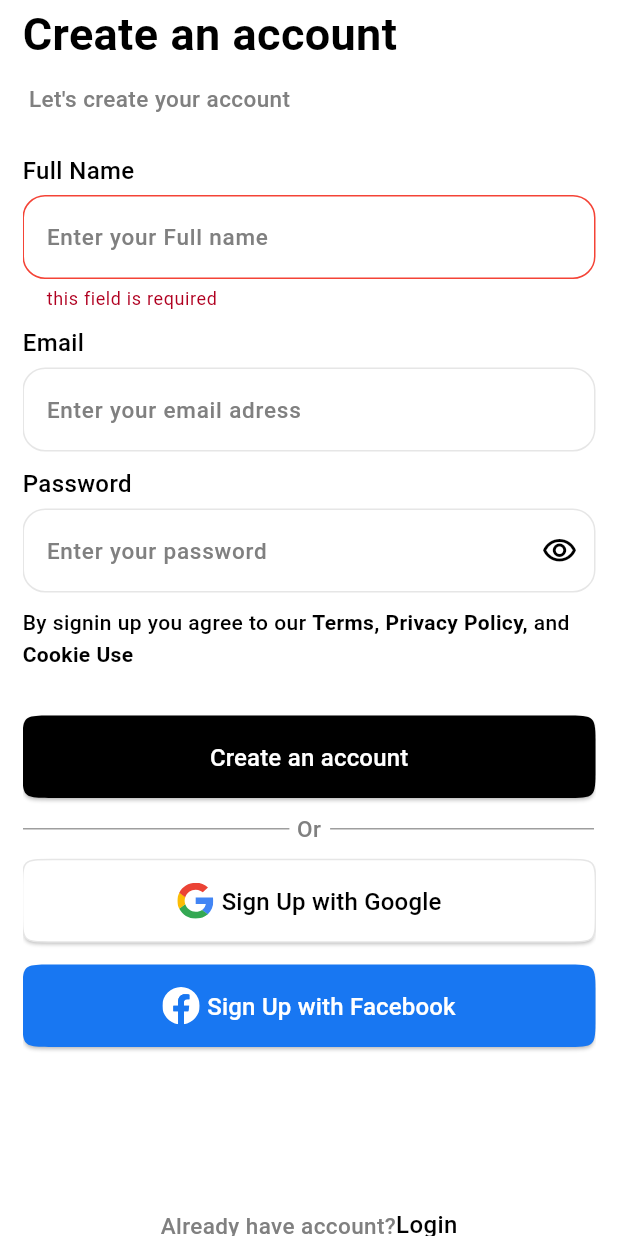
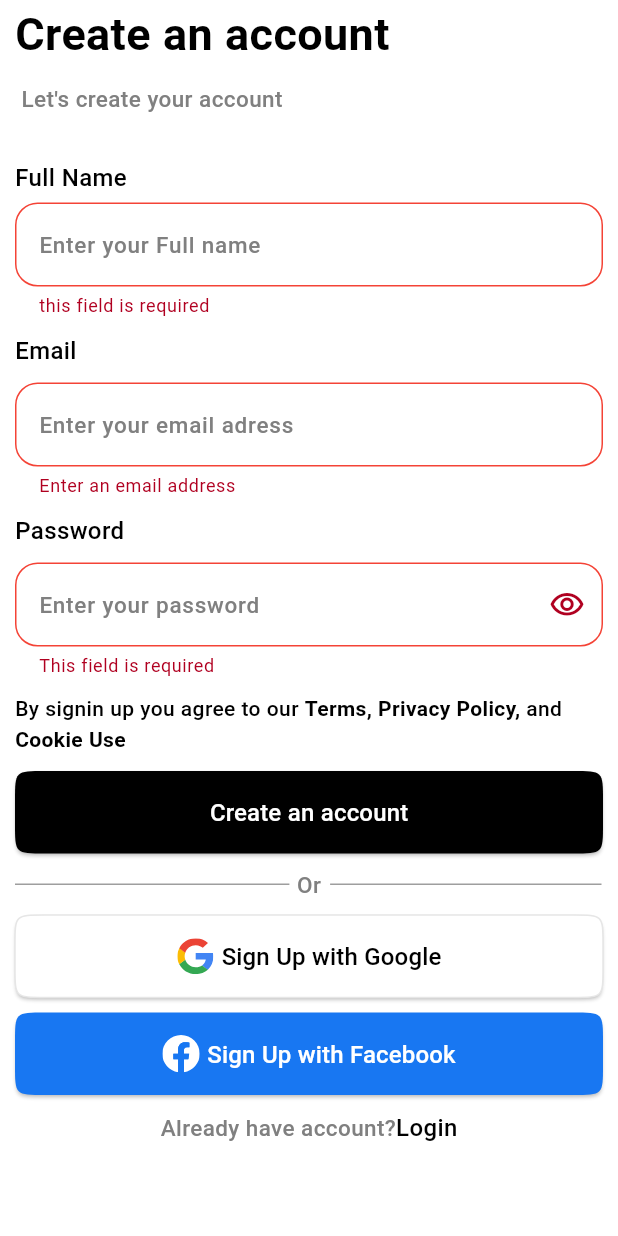
Before and after one commit to Selim513/e_commerce_fitmode, a Flutter app: the CreateAccountView screen opened by its route, after a tap on "Create an account", on a phone screen of 412 x 824 dp. Run offline on Flutter 3.47's test engine with Material 3 defaults, Android fonts, the phone set to English and light mode, and no system bars; our stand-ins replace buttons_tabbar, cloud_firestore, dio, either_dart, firebase_auth, firebase_core and 9 more; missing offline and left inert: linear_progress_bar; accounts and stored records are empty.

Commit message:
make some changes in cubit and logic and make the code more readble and clean and fix issue of globlak key

```diff
--- a/lib/core/utils/routes.dart
+++ b/lib/core/utils/routes.dart
@@ -54,6 +54,7 @@ abstract class AppRoute {
         GoRoute(
           path: authCreateAccount,
           name: authCreateAccount,
+
           builder: (context, state) => const CreateAccountView(),
         ),
         GoRoute(
--- a/lib/features/account/presentation/views/widget/custom_account_body.dart
+++ b/lib/features/account/presentation/views/widget/custom_account_body.dart
@@ -5,7 +5,7 @@ import 'package:flutter/material.dart';
 import 'package:gap/gap.dart';
 
 import 'custom_account_divider.dart';
-import 'custom_logou_section.dart';
+import 'custom_logout_section.dart';
 
 class CustomAccountBody extends StatelessWidget {
   const CustomAccountBody({
--- a/lib/features/account/presentation/views/widget/custom_logou_section.dart
+++ b/lib/features/account/presentation/views/widget/custom_logout_section.dart
@@ -19,7 +19,7 @@ class CustomLogoutSection extends StatelessWidget {
       onTap: () async {
         final auth = FirebaseAuth.instance;
         await context.read<AuthCubit>().signout();
-        GoRouter.of(context).pushReplacement(AppRoute.authLoginView);
+        GoRouter.of(context).pushReplacement(AppRoute.getStarted);
       },
       child: Container(
         padding: const EdgeInsets.all(20),
--- a/lib/features/auth/presentation/cubit/auth_cubit.dart
+++ b/lib/features/auth/presentation/cubit/auth_cubit.dart
@@ -8,21 +8,22 @@ class AuthCubit extends Cubit<AuthenticationState> {
   AuthCubit() : super(AuthInitialState());
   //Create Account method
   TextEditingController createAccountnameController = TextEditingController();
-  TextEditingController emailController = TextEditingController();
-  TextEditingController passwordController = TextEditingController();
+  TextEditingController loginEmailController = TextEditingController();
+  TextEditingController loginPasswordController = TextEditingController();
+  TextEditingController createAccountEmailController = TextEditingController();
+  TextEditingController createAccountPasswordController =
+      TextEditingController();
   bool isPasswordActive = false;
   bool check = false;
-  final GlobalKey<FormState> formKeySignUp = GlobalKey<FormState>();
-  final GlobalKey<FormState> formKeyLogin = GlobalKey<FormState>();
-  final GlobalKey<FormState> formKeyResetPassword = GlobalKey<FormState>();
 
   createAccount() async {
-    emit(CreateAccountLoadingState());
+    emit(LoadingState());
     try {
       final credential =
           await FirebaseAuth.instance.createUserWithEmailAndPassword(
-        email: emailController.text,
-        password: passwordController.text,
+        email: createAccountEmailController.text,
+        password: createAccountPasswordController.text,
+
       );
 
       final user = credential.user;
@@ -32,7 +33,7 @@ class AuthCubit extends Cubit<AuthenticationState> {
             .doc(user.uid)
             .set({
           "name": createAccountnameController.text,
-          "email": emailController.text,
+          "email": createAccountEmailController.text,
           "created_at": DateTime.now(),
         });
 
@@ -66,10 +67,12 @@ class AuthCubit extends Cubit<AuthenticationState> {
 
 // Login method
   sigininAccount() async {
-    emit(SigininAccountLoadingState());
+    emit(LoadingState());
     try {
       final credential = await FirebaseAuth.instance.signInWithEmailAndPassword(
-          email: emailController.text, password: passwordController.text);
+          email: loginEmailController.text,
+          password: loginPasswordController.text);
+
       emit(SigininAccountSuccessState(successMessage: 'Welcome Back.'));
     } on FirebaseAuthException catch (e) {
       if (e.code == 'user-not-found') {
@@ -91,9 +94,9 @@ class AuthCubit extends Cubit<AuthenticationState> {
   // Reset Password method
   sendResetPasswordLink() async {
     try {
-      emit(ResetPasswordLoadingState());
+      emit(LoadingState());
       final credential = await FirebaseAuth.instance.sendPasswordResetEmail(
-        email: emailController.text,
+        email: loginEmailController.text,
       );
       emit(ResetPasswordSuccessState(successMessage: 'Password email sent .'));
     } on FirebaseAuthException catch (e) {
@@ -106,8 +109,8 @@ class AuthCubit extends Cubit<AuthenticationState> {
     final FirebaseAuth auth = FirebaseAuth.instance;
     await auth.signOut().then(
       (value) {
-        emailController.clear();
-        passwordController.clear();
+        loginEmailController.clear();
+        loginPasswordController.clear();
       },
     );
   }
--- a/lib/features/auth/presentation/cubit/auth_state_cubit.dart
+++ b/lib/features/auth/presentation/cubit/auth_state_cubit.dart
@@ -1,6 +1,8 @@
 abstract class AuthenticationState {}
 
 class AuthInitialState extends AuthenticationState {}
+class LoadingState extends AuthenticationState {}
+
 
 class CreateAccountSuccessState extends AuthenticationState {
   final String successMessage;
@@ -14,7 +16,6 @@ class CreateAccountFailureState extends AuthenticationState {
   CreateAccountFailureState({required this.errorMessage});
 }
 
-class CreateAccountLoadingState extends AuthenticationState {}
 
 //-----------------------Signin State------------------------------
 
@@ -30,7 +31,7 @@ class SigininAccountFailureState extends AuthenticationState {
   SigininAccountFailureState({required this.errorMessage});
 }
 
-class SigininAccountLoadingState extends AuthenticationState {}
+
 //-------------------------ResetPasswordLink----------------
 
 class ResetPasswordSuccessState extends AuthInitialState {
@@ -44,5 +45,3 @@ class ResetPasswordFailureState extends AuthInitialState {
 
   ResetPasswordFailureState({required this.errorMessage});
 }
-
-class ResetPasswordLoadingState extends AuthInitialState {}
--- a/lib/features/auth/presentation/views/create_account_view.dart
+++ b/lib/features/auth/presentation/views/create_account_view.dart
@@ -2,7 +2,7 @@ import 'package:e_commerce_fitmode/core/utils/helper.dart';
 import 'package:e_commerce_fitmode/core/utils/routes.dart';
 import 'package:e_commerce_fitmode/features/auth/presentation/cubit/auth_cubit.dart';
 import 'package:e_commerce_fitmode/features/auth/presentation/cubit/auth_state_cubit.dart';
-import 'package:e_commerce_fitmode/features/auth/presentation/views/widgets/create_account_body.dart';
+import 'package:e_commerce_fitmode/features/auth/presentation/views/widgets/auth_form_section.dart';
 import 'package:flutter/material.dart';
 import 'package:flutter_bloc/flutter_bloc.dart';
 import 'package:go_router/go_router.dart';
@@ -12,13 +12,13 @@ class CreateAccountView extends StatelessWidget {
 
   @override
   Widget build(BuildContext context) {
+            var createAccountGlobalKey = GlobalKey<FormState>();
+
     return Scaffold(
         body: BlocConsumer<AuthCubit, AuthenticationState>(
       listener: (context, state) {
         if (state is CreateAccountSuccessState) {
-          print('Success===========${state.successMessage}');
-          debugPrint(
-              'Account has been created =========${state.successMessage}');
+
           customScaffoldMessenger(context,
               successMessge: state.successMessage, isSuccess: true);
 
@@ -30,7 +30,12 @@ class CreateAccountView extends StatelessWidget {
         }
       },
       builder: (context, state) {
-        return const CreateAccountBody();
+        return AuthForm(
+          globlaKey: createAccountGlobalKey,
+          authSignUp: true,
+          title: 'Create an account',
+          subtitle: ' Let\'s create your account',
+        );
       },
     ));
   }
--- a/lib/features/auth/presentation/views/widgets/Auth_form_section.dart
+++ b/lib/features/auth/presentation/views/widgets/Auth_form_section.dart
@@ -2,10 +2,10 @@ import 'package:e_commerce_fitmode/constant.dart';
 import 'package:e_commerce_fitmode/core/utils/app_fonts.dart';
 import 'package:e_commerce_fitmode/core/utils/helper.dart';
 import 'package:e_commerce_fitmode/core/utils/routes.dart';
-import 'package:e_commerce_fitmode/core/utils/validate_helper.dart';
 import 'package:e_commerce_fitmode/core/widgets/custom_elevated_button.dart';
 import 'package:e_commerce_fitmode/core/widgets/custom_text_form_field.dart';
 import 'package:e_commerce_fitmode/features/auth/presentation/cubit/auth_cubit.dart';
+import 'package:e_commerce_fitmode/features/auth/presentation/cubit/auth_state_cubit.dart';
 import 'package:e_commerce_fitmode/features/auth/presentation/views/widgets/cusom_forget_password_section.dart';
 import 'package:e_commerce_fitmode/features/auth/presentation/views/widgets/custom_facebook_sign_up_button.dart';
 import 'package:e_commerce_fitmode/features/auth/presentation/views/widgets/custom_google_sign_up_button.dart';
@@ -17,87 +17,72 @@ import 'package:flutter_bloc/flutter_bloc.dart';
 import 'package:gap/gap.dart';
 import 'package:go_router/go_router.dart';
 
+import 'custom_auth_headers.dart';
+import 'custom_name_form_field_widget.dart';
+
 class AuthForm extends StatelessWidget {
   const AuthForm({
     super.key,
     required this.authSignUp,
+    required this.title,
+    required this.subtitle,
+    required this.globlaKey,
   });
   final bool authSignUp;
+  final GlobalKey<FormState> globlaKey;
+  final String title, subtitle;
 
   @override
   Widget build(BuildContext context) {
     var authCubit = context.read<AuthCubit>();
     double height = MediaQuery.sizeOf(context).height;
-    return Column(
-      crossAxisAlignment: CrossAxisAlignment.start,
-      children: [
-        Form(
-          key: authSignUp ? authCubit.formKeySignUp : authCubit.formKeyLogin,
+    return SafeArea(
+      child: SingleChildScrollView(
+        child: Padding(
+          padding: const EdgeInsets.symmetric(horizontal: 10),
           child: Column(
             crossAxisAlignment: CrossAxisAlignment.start,
             children: [
-              authSignUp
-                  ? Column(
+              CustomAuthHeaders(title: title, subtitle: subtitle),
+              const Gap(30),
+              Form(
+                key: globlaKey,
+                child: Column(
+                  spacing: 10,
                   crossAxisAlignment: CrossAxisAlignment.start,
                   children: [
-                        Text(
-                          'Full Name',
-                          style: AppFontStyle.reqgularFont,
-                        ),
-                        const Gap(5),
-                        CustomTextFormField(
-                          fieldType: typeFieldName,
-                          validator: (value) {
-                            if (value!.isEmpty) {
-                              return 'this field is required';
-                            } else if (value.length < 3) {
-                              return 'The name must be at least 3 letters';
-                            } else if (Validate.nameValidate(value)) {
-                              return 'The name must contain only letters and spaces';
-                            }
-                            return null;
-                          },
-                          controller: authCubit.createAccountnameController,
-                          hinttText: 'Enter your Full name',
-                          dynamicSuffixIcon: true,
-                        ),
-                      ],
-                    )
+                    authSignUp
+                        ? CustomNameTextFormFieldWidget(authCubit: authCubit)
                         : const SizedBox(),
-              const Gap(10),
                     Text(
                       'Email',
                       style: AppFontStyle.reqgularFont,
                     ),
-              const Gap(5),
                     CustomTextFormField(
                       fieldType: typeFieldEmail,
                       dynamicSuffixIcon: true,
                       validator: (value) {
-                  checkEmailValidator(value);
-                  return null;
+                        return checkEmailValidator(value);
                       },
                       hinttText: 'Enter your email adress',
-                controller: authCubit.emailController,
+                      controller: authSignUp? authCubit.createAccountEmailController:authCubit.loginEmailController,
                     ),
-              const Gap(10),
                     Text(
                       'Password',
                       style: AppFontStyle.reqgularFont,
                     ),
-              const Gap(5),
                     CustomTextFormField(
                       fieldType: typeFieldPassword,
                       dynamicSuffixIcon: true,
                       validator: (value) {
-                  checkPasswordValidator(value);
-                  return null;
+                        return checkPasswordValidator(value);
                       },
                       hinttText: 'Enter your password',
-                controller: authCubit.passwordController,
+                      controller:authSignUp? authCubit.createAccountPasswordController:authCubit.loginPasswordController,
                       suffixIcon: GestureDetector(
                           onTap: () {
-                      authCubit.isPasswordActive = !authCubit.isPasswordActive;
+                            authCubit.isPasswordActive =
+                                !authCubit.isPasswordActive;
                           },
                           child: Icon(
                             authCubit.isPasswordActive
@@ -106,23 +91,20 @@ class AuthForm extends StatelessWidget {
                           )),
                       obsecure: authCubit.isPasswordActive,
                     ),
-            ],
-          ),
-        ),
-        const Gap(10),
                     authSignUp
                         ? const CustomPrivacyAndCookieUseText()
                         : const CustomForgetPasswordSection(),
-        const Gap(30),
-        CustomElevatedButton(
+                    BlocProvider.of<AuthCubit>(context).state is LoadingState
+                        ? const Center(child: CircularProgressIndicator())
+                        : CustomElevatedButton(
                             onPress: () {
-              if (authSignUp
-                  ? authCubit.formKeySignUp.currentState!.validate()
-                  : authCubit.formKeyLogin.currentState!.validate()) {
+                              if (globlaKey.currentState!.validate()) {
                                 print('Validaaaatee');
                                 authSignUp
-                    ? BlocProvider.of<AuthCubit>(context).createAccount()
-                    : BlocProvider.of<AuthCubit>(context).sigininAccount();
+                                    ? BlocProvider.of<AuthCubit>(context)
+                                        .createAccount()
+                                    : BlocProvider.of<AuthCubit>(context)
+                                        .sigininAccount();
                               } else {
                                 print('Errror not validate');
                               }
@@ -131,32 +113,34 @@ class AuthForm extends StatelessWidget {
                               authSignUp ? 'Create an account' : 'Login',
                               style: AppFontStyle.buttonTextStyle,
                             )),
-        const Gap(10),
                     const CustomOrDivider(),
-        const Gap(10),
                     CustomGoogleRegistrationButton(
                       registrationType: authSignUp ? 'Sign Up' : 'Login',
                       onPress: () {},
                     ),
-        const Gap(15),
                     CustomFacebookRegistrationButton(
                       registrationType: authSignUp ? 'Sign Up' : 'Login',
                       onPress: () {},
                     ),
-        Gap(height * 0.13),
                     LoginNavigatorSection(
                       onPress: () {
                         if (authSignUp) {
                           GoRouter.of(context).goNamed(AppRoute.authLoginView);
                         } else {
-              GoRouter.of(context).goNamed(AppRoute.authCreateAccount);
+                          GoRouter.of(context)
+                              .goNamed(AppRoute.authCreateAccount);
                         }
                       },
                       checkName: authSignUp ? 'Already' : 'do\'nt',
                       registrationType: authSignUp ? 'Login' : 'Join',
                     ),
-        const Gap(10),
                   ],
+                ),
+              ),
+            ],
+          ),
+        ),
+      ),
     );
   }
 }
--- a/lib/features/auth/presentation/views/widgets/create_account_body.dart
+++ b/lib/features/auth/presentation/views/widgets/create_account_body.dart
@@ -1,33 +1,33 @@
-import 'package:e_commerce_fitmode/features/auth/presentation/views/widgets/Auth_form_section.dart';
-import 'package:e_commerce_fitmode/features/auth/presentation/views/widgets/custom_auth_headers.dart';
-import 'package:flutter/material.dart';
-import 'package:gap/gap.dart';
+// import 'package:e_commerce_fitmode/features/auth/presentation/views/widgets/auth_form_section.dart';
+// import 'package:e_commerce_fitmode/features/auth/presentation/views/widgets/custom_auth_headers.dart';
+// import 'package:flutter/material.dart';
+// import 'package:gap/gap.dart';
 
-class CreateAccountBody extends StatelessWidget {
-  const CreateAccountBody({
-    super.key,
-  });
+// class CreateAccountBody extends StatelessWidget {
+//   const CreateAccountBody({
+//     super.key,
+//   });
 
-  @override
-  Widget build(BuildContext context) {
-    return const SafeArea(
-        child: Padding(
-      padding: EdgeInsets.symmetric(horizontal: 15),
-      child: SingleChildScrollView(
-        child: Column(
-          crossAxisAlignment: CrossAxisAlignment.start,
-          children: [
-            CustomAuthHeaders(
-              title: 'Create an account',
-              subtitle: ' Let\'s create your account',
-            ),
-            Gap(25),
-            AuthForm(
-              authSignUp: true,
-            ),
-          ],
-        ),
-      ),
-    ));
-  }
-}
+//   @override
+//   Widget build(BuildContext context) {
+//     return const SafeArea(
+//         child: Padding(
+//       padding: EdgeInsets.symmetric(horizontal: 15),
+//       child: SingleChildScrollView(
+//         child: Column(
+//           crossAxisAlignment: CrossAxisAlignment.start,
+//           children: [
+//             CustomAuthHeaders(
+//               title: 'Create an account',
+//               subtitle: ' Let\'s create your account',
+//             ),
+//             Gap(25),
+//             AuthForm(
+//               authSignUp: true,
+//             ),
+//           ],
+//         ),
+//       ),
+//     ));
+//   }
+// }
--- /dev/null
+++ b/lib/features/auth/presentation/views/widgets/custom_name_form_field_widget.dart
@@ -0,0 +1,49 @@
+
+import 'package:e_commerce_fitmode/constant.dart';
+import 'package:e_commerce_fitmode/core/utils/app_fonts.dart';
+import 'package:e_commerce_fitmode/core/utils/validate_helper.dart';
+import 'package:e_commerce_fitmode/core/widgets/custom_text_form_field.dart';
+import 'package:e_commerce_fitmode/features/auth/presentation/cubit/auth_cubit.dart';
+import 'package:flutter/material.dart';
+import 'package:gap/gap.dart';
+
+class CustomNameTextFormFieldWidget extends StatelessWidget {
+  const CustomNameTextFormFieldWidget({
+    super.key,
+    required this.authCubit,
+  });
+
+  final AuthCubit authCubit;
+
+  @override
+  Widget build(BuildContext context) {
+    return Column(
+      spacing: 5,
+        crossAxisAlignment: CrossAxisAlignment.start,
+        children: [
+          Text(
+            'Full Name',
+            style: AppFontStyle.reqgularFont,
+          ),
+
+          CustomTextFormField(
+            fieldType: typeFieldName,
+            validator: (value) {
+              if (value!.isEmpty) {
+                return 'this field is required';
+              } else if (value.length < 3) {
+                return 'The name must be at least 3 letters';
+              } else if (Validate.nameValidate(value)) {
+                return 'The name must contain only letters and spaces';
+              }
+              return null;
+            },
+            controller:
+                authCubit.createAccountnameController,
+            hinttText: 'Enter your Full name',
+            dynamicSuffixIcon: true,
+          ),
+        ],
+      );
+  }
+}
```
Also changed, not shown: lib/features/auth/presentation/views/login_view.dart (+10 -2 lines), lib/features/auth/presentation/views/password_reset_view.dart (+5 -7 lines), lib/features/auth/presentation/views/widgets/login_view_body.dart (deleted, +0 -26 lines). Lines whose indentation alone changed are shown as unchanged.
